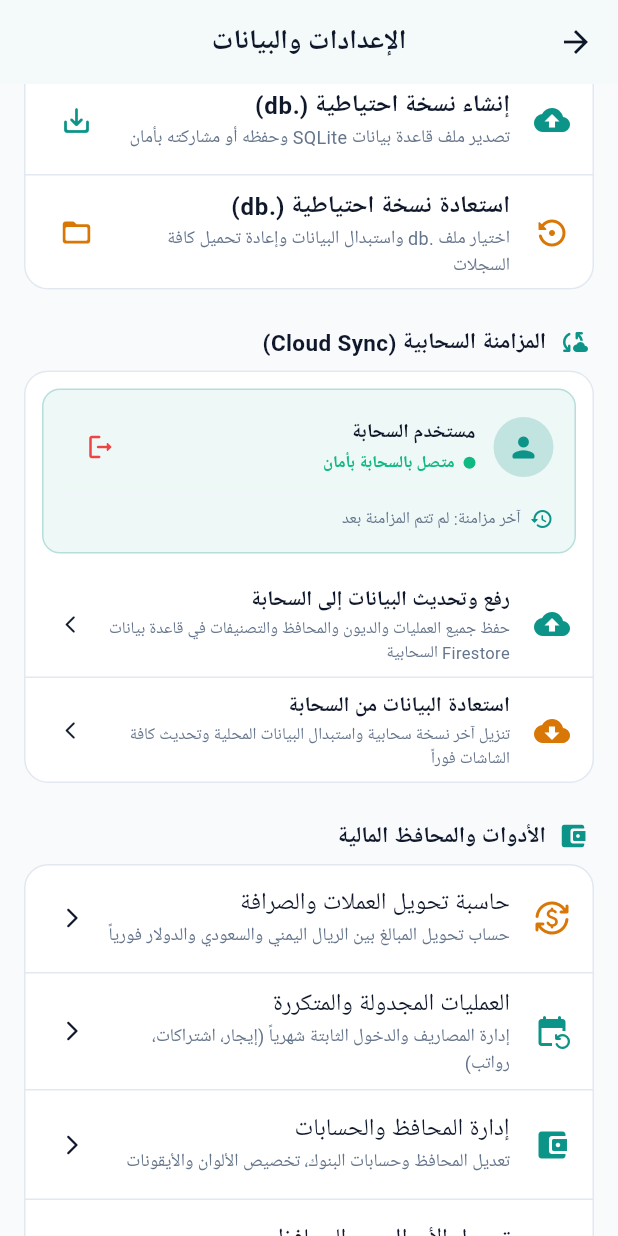
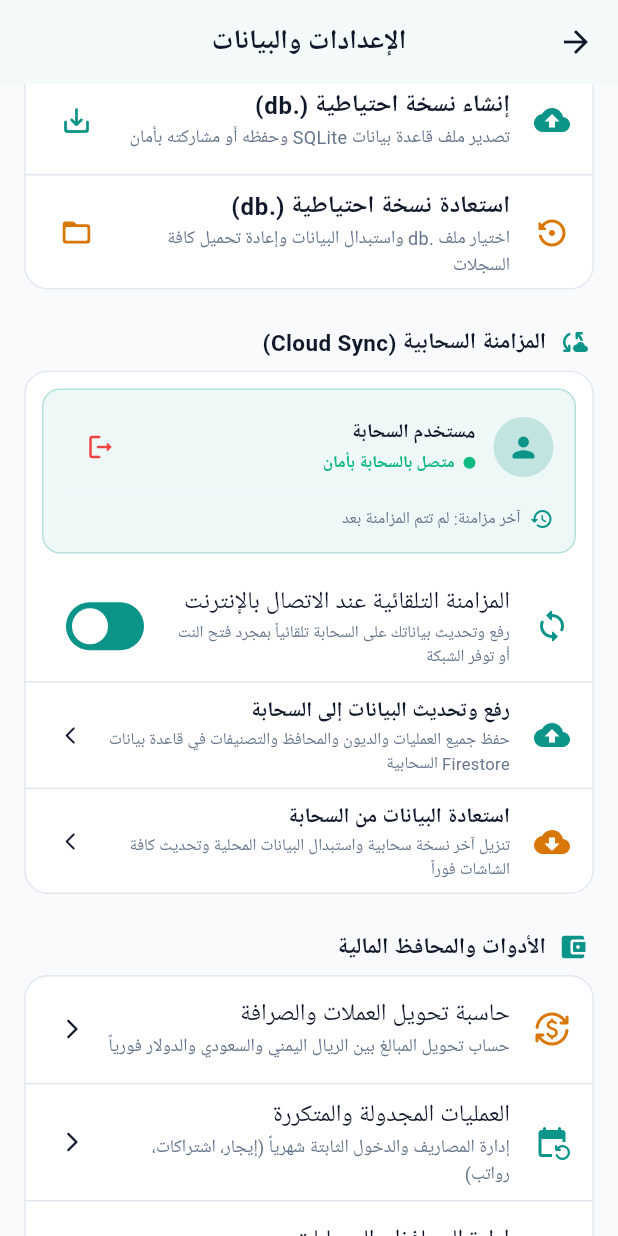
Before and after one commit to nsm331/my_finance_app, a Flutter app: the SettingsScreen screen opened directly, scrolled down 576 dp, on a phone screen of 412 x 824 dp. Run offline on Flutter 3.47's test engine with Material 3 defaults, Android fonts, the phone set to English and light mode, and no system bars; our stand-ins replace cloud_firestore, connectivity_plus, file_picker, firebase_auth, firebase_core, google_fonts and 8 more; missing offline and left inert: local_auth_android; accounts and stored records are empty; Roboto replaces fonts that are missing (Cairo).

Commit message:
feat(sync): add automatic cloud sync upon internet connection restoration

```diff
--- a/lib/main.dart
+++ b/lib/main.dart
@@ -13,6 +13,7 @@ import 'services/hive_db_service.dart';
 import 'services/data_migration_service.dart';
 import 'services/backup_service.dart';
 import 'services/firebase_service.dart';
+import 'services/auto_sync_service.dart';
 import 'screens/main_navigation_screen.dart';
 
 Future<void> main() async {
@@ -25,6 +26,9 @@ Future<void> main() async {
 
     // Safely initialize Firebase
     await FirebaseService.initialize();
+
+    // Initialize Auto-Sync on Internet Connection
+    AutoSyncService.instance.initialize();
 
     // One-time safe migration from Hive to SQLite
     final migrationService = DataMigrationService();
--- a/lib/screens/settings_screen.dart
+++ b/lib/screens/settings_screen.dart
@@ -9,6 +9,7 @@ import '../providers/auth_provider.dart';
 import '../services/backup_service.dart';
 import '../services/database_helper.dart';
 import '../services/cloud_sync_service.dart';
+import '../services/auto_sync_service.dart';
 import '../widgets/confirm_dialog.dart';
 import '../core/constants/app_colors.dart';
 import 'pin_lock_screen.dart';
@@ -30,6 +31,7 @@ class _SettingsScreenState extends State<SettingsScreen> {
   String? _lastBackupDate;
   String? _lastCloudSyncDate;
   bool _autoBackupEnabled = true;
+  bool _autoCloudSyncEnabled = true;
   bool _isBackingUp = false;
   bool _isRestoring = false;
   bool _isCloudSyncing = false;
@@ -45,11 +47,13 @@ class _SettingsScreenState extends State<SettingsScreen> {
     final date = await backupService.getLastBackupDate();
     final autoEnabled = await backupService.isAutoBackupEnabled();
     final syncDate = await CloudSyncService().getLastSyncDate();
+    final autoCloud = await AutoSyncService.instance.isAutoSyncEnabled();
     if (mounted) {
       setState(() {
         _lastBackupDate = date;
         _autoBackupEnabled = autoEnabled;
         _lastCloudSyncDate = syncDate;
+        _autoCloudSyncEnabled = autoCloud;
       });
     }
   }
@@ -600,9 +604,64 @@ class _SettingsScreenState extends State<SettingsScreen> {
                       ),
                     ],
                   ),
+                  ValueListenableBuilder<bool>(
+                    valueListenable: AutoSyncService.instance.isSyncingNotifier,
+                    builder: (context, isAutoSyncing, _) {
+                      if (!isAutoSyncing) return const SizedBox.shrink();
+                      return const Padding(
+                        padding: EdgeInsets.only(top: 8),
+                        child: Row(
+                          children: [
+                            SizedBox(
+                              width: 12,
+                              height: 12,
+                              child: CircularProgressIndicator(strokeWidth: 2, color: AppColors.primaryTeal),
+                            ),
+                            SizedBox(width: 8),
+                            Text(
+                              'جاري المزامنة التلقائية عبر الإنترنت الآن...',
+                              style: TextStyle(
+                                fontSize: 11,
+                                color: AppColors.primaryTeal,
+                                fontWeight: FontWeight.bold,
+                              ),
+                            ),
+                          ],
+                        ),
+                      );
+                    },
+                  ),
                 ],
               ),
             ),
+
+            // Switch: Auto Sync on Internet Connection
+            SwitchListTile(
+              title: const Text('المزامنة التلقائية عند الاتصال بالإنترنت'),
+              subtitle: Text(
+                'رفع وتحديث بياناتك على السحابة تلقائياً بمجرد فتح النت أو توفر الشبكة',
+                style: TextStyle(
+                  fontSize: 11,
+                  color: isDark ? AppColors.darkTextSecondary : AppColors.lightTextSecondary,
+                ),
+              ),
+              secondary: const Icon(Icons.sync_rounded, color: AppColors.primaryTeal),
+              value: _autoCloudSyncEnabled,
+              onChanged: (val) async {
+                await AutoSyncService.instance.setAutoSyncEnabled(val);
+                setState(() => _autoCloudSyncEnabled = val);
+                if (val) {
+                  await AutoSyncService.instance.checkConnectivityAndSync();
+                  final syncDate = await CloudSyncService().getLastSyncDate();
+                  if (mounted) {
+                    setState(() => _lastCloudSyncDate = syncDate);
+                  }
+                }
+              },
+            ),
+
+            Divider(height: 1, color: isDark ? AppColors.darkBorder : AppColors.lightBorder),
+
             ListTile(
               leading: _isCloudSyncing
                   ? const SizedBox(
--- a/pubspec.yaml
+++ b/pubspec.yaml
@@ -67,6 +67,7 @@ dependencies:
   firebase_core: ^3.12.1
   firebase_auth: ^5.5.1
   cloud_firestore: ^5.6.5
+  connectivity_plus: ^7.3.1
 
 dev_dependencies:
   flutter_test:
```
Also changed, not shown: lib/services/auto_sync_service.dart (added, +143 -0 lines), pubspec.lock, 4 other files.
